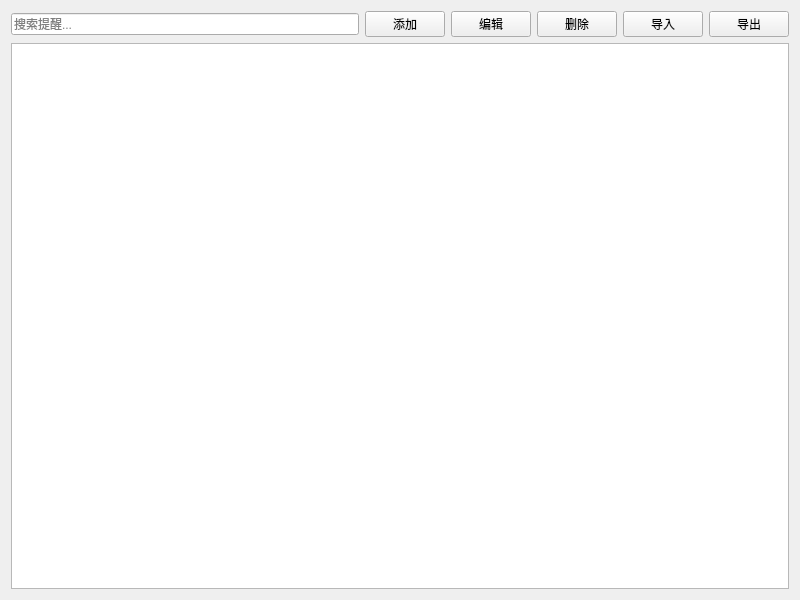
First picture: the form in src/reminderlist.ui, repository SwartzMss/EasyNotify, before the edit.
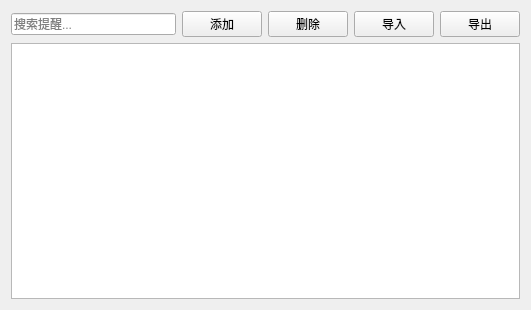
Second picture: the form after the edit.

The edit to the form file:
```diff
--- a/src/reminderlist.ui
+++ b/src/reminderlist.ui
@@ -6,10 +6,16 @@
    <rect>
     <x>0</x>
     <y>0</y>
-    <width>800</width>
-    <height>600</height>
+    <width>531</width>
+    <height>310</height>
    </rect>
   </property>
+  <property name="sizePolicy">
+   <sizepolicy hsizetype="Fixed" vsizetype="Fixed">
+    <horstretch>0</horstretch>
+    <verstretch>0</verstretch>
+   </sizepolicy>
+  </property>
   <property name="windowTitle">
    <string>提醒列表</string>
   </property>
@@ -30,13 +36,6 @@
        </property>
       </widget>
      </item>
-     <item>
-      <widget class="QPushButton" name="editButton">
-       <property name="text">
-        <string>编辑</string>
-       </property>
-      </widget>
-     </item>
      <item>
       <widget class="QPushButton" name="deleteButton">
        <property name="text">
```
Left out of the diff: 10 changed lines with no effect on the pictures.
